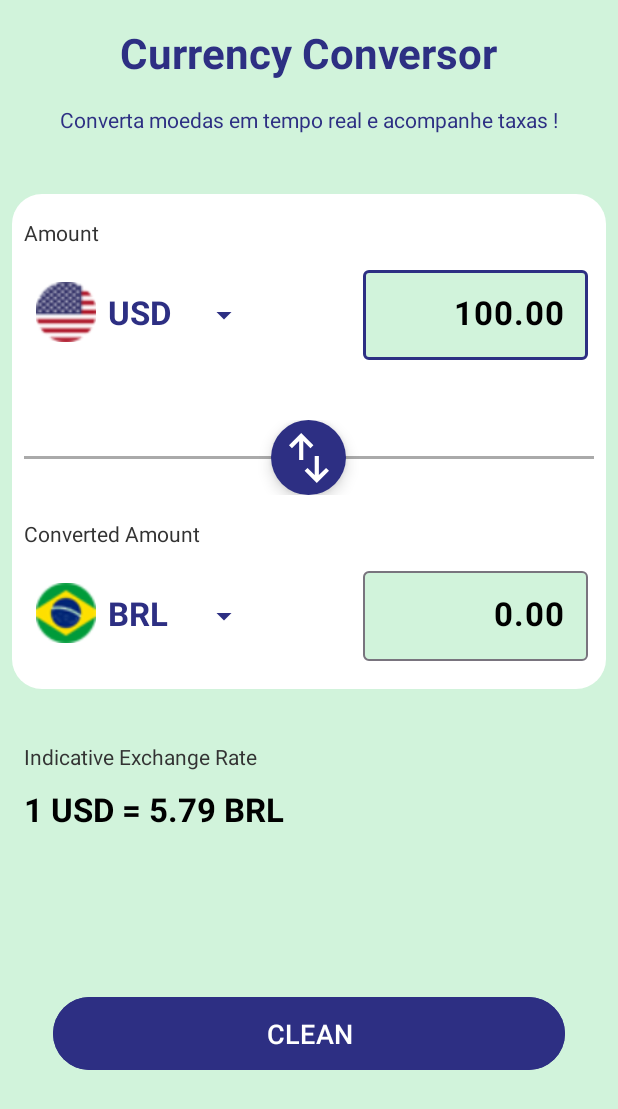
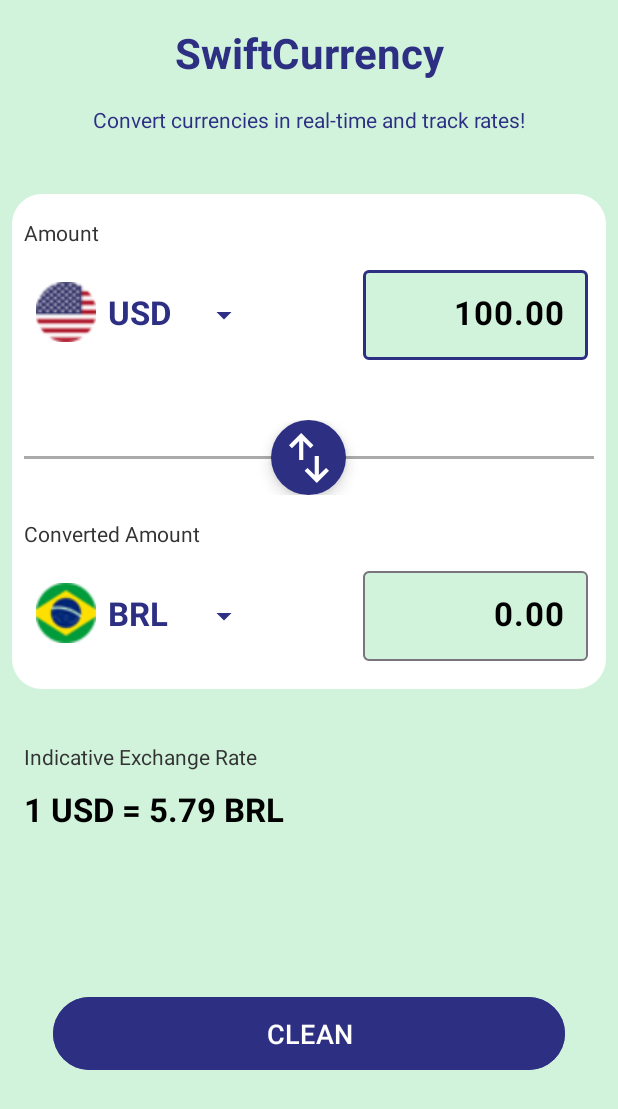
Before and after one commit to m-sabin/Currency-Conversor, an Android app: the screen it shows after launch (MainActivity), on a phone screen of 412 x 824 dp. Shown: the top 1109 px of the screen. Run offline under Robolectric (Android 15) with nearby library versions, the phone set to English and light mode, and no system bars.

Commit message:
troca de nome do app deixando tudo em ingles

```diff
--- a/app/src/main/res/layout/activity_main.xml
+++ b/app/src/main/res/layout/activity_main.xml
@@ -13,7 +13,7 @@
         android:layout_width="wrap_content"
         android:layout_height="wrap_content"
         android:layout_margin="16dp"
-        android:text="Currency Conversor"
+        android:text="SwiftCurrency"
         android:textColor="@color/primary_900"
         android:textSize="28sp"
         android:textStyle="bold"
@@ -27,7 +27,7 @@
         android:layout_height="wrap_content"
         android:layout_margin="16dp"
         android:gravity="center"
-        android:text="Converta moedas em tempo real e acompanhe taxas !"
+        android:text="Convert currencies in real-time and track rates!"
         android:textColor="@color/primary_900"
         app:layout_constraintEnd_toEndOf="parent"
         app:layout_constraintStart_toStartOf="parent"
```
